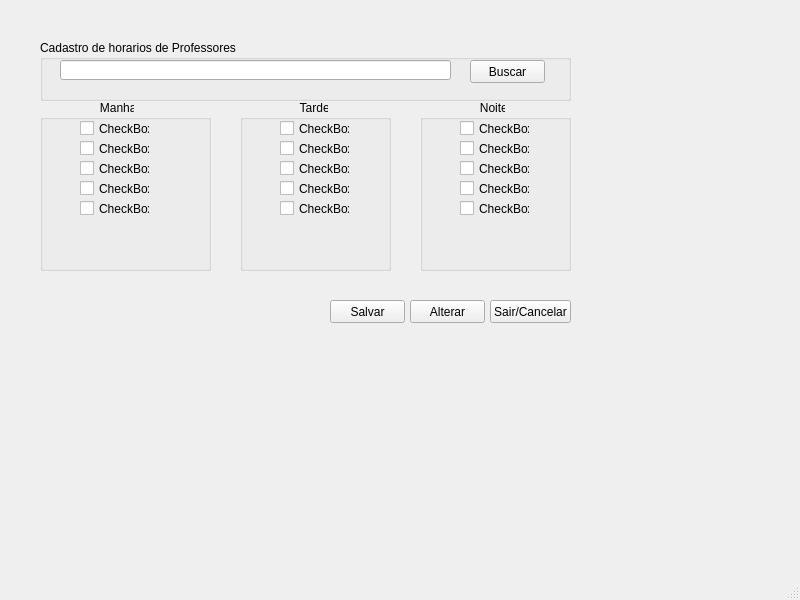
The window that Geovani/cadastrohorario.ui (UnPComp2013/Grupo5) describes before a commit, drawn with Qt 5.
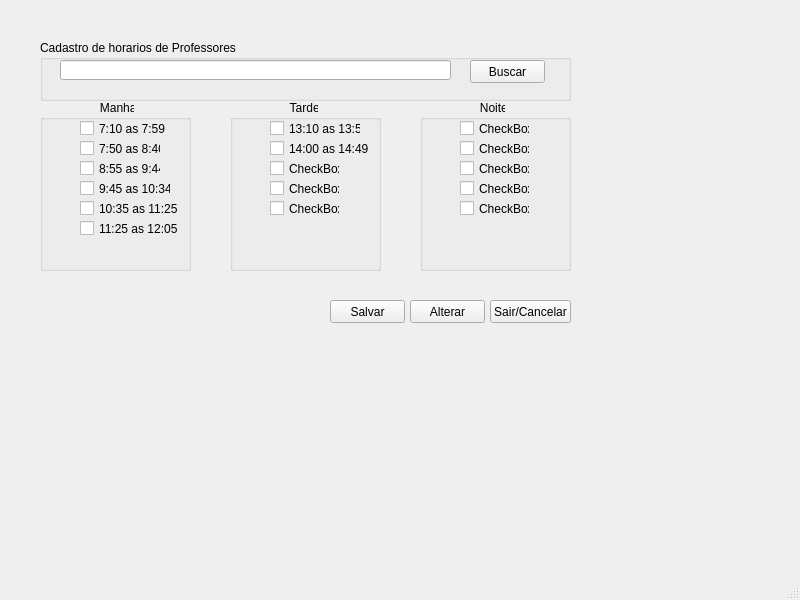
The same window after the commit.

Patch:
```diff
--- a/Geovani/cadastrohorario.ui
+++ b/Geovani/cadastrohorario.ui
@@ -19,7 +19,7 @@
      <rect>
       <x>40</x>
       <y>100</y>
-      <width>171</width>
+      <width>151</width>
       <height>171</height>
      </rect>
     </property>
@@ -31,12 +31,12 @@
       <rect>
        <x>40</x>
        <y>20</y>
-       <width>70</width>
+       <width>91</width>
        <height>17</height>
       </rect>
      </property>
      <property name="text">
-      <string>CheckBox</string>
+      <string>7:10 as 7:59</string>
      </property>
     </widget>
     <widget class="QCheckBox" name="checkBox_2">
@@ -44,12 +44,12 @@
       <rect>
        <x>40</x>
        <y>40</y>
-       <width>70</width>
+       <width>81</width>
        <height>17</height>
       </rect>
      </property>
      <property name="text">
-      <string>CheckBox</string>
+      <string>7:50 as 8:40</string>
      </property>
     </widget>
     <widget class="QCheckBox" name="checkBox_3">
@@ -57,12 +57,12 @@
       <rect>
        <x>40</x>
        <y>60</y>
-       <width>70</width>
+       <width>81</width>
        <height>17</height>
       </rect>
      </property>
      <property name="text">
-      <string>CheckBox</string>
+      <string>8:55 as 9:44</string>
      </property>
     </widget>
     <widget class="QCheckBox" name="checkBox_14">
@@ -70,12 +70,12 @@
       <rect>
        <x>40</x>
        <y>80</y>
-       <width>70</width>
+       <width>91</width>
        <height>17</height>
       </rect>
      </property>
      <property name="text">
-      <string>CheckBox</string>
+      <string>9:45 as 10:34</string>
      </property>
     </widget>
     <widget class="QCheckBox" name="checkBox_15">
@@ -83,19 +83,32 @@
       <rect>
        <x>40</x>
        <y>100</y>
-       <width>70</width>
+       <width>101</width>
        <height>17</height>
       </rect>
      </property>
      <property name="text">
-      <string>CheckBox</string>
+      <string>10:35 as 11:25</string>
+     </property>
+    </widget>
+    <widget class="QCheckBox" name="checkBox_16">
+     <property name="geometry">
+      <rect>
+       <x>40</x>
+       <y>120</y>
+       <width>101</width>
+       <height>17</height>
+      </rect>
+     </property>
+     <property name="text">
+      <string>11:25 as 12:05</string>
      </property>
     </widget>
    </widget>
    <widget class="QGroupBox" name="groupBox_2">
     <property name="geometry">
      <rect>
-      <x>240</x>
+      <x>230</x>
       <y>100</y>
       <width>151</width>
       <height>171</height>
@@ -109,12 +122,12 @@
       <rect>
        <x>40</x>
        <y>20</y>
-       <width>70</width>
+       <width>91</width>
        <height>17</height>
       </rect>
      </property>
      <property name="text">
-      <string>CheckBox</string>
+      <string>13:10 as 13:59</string>
      </property>
     </widget>
     <widget class="QCheckBox" name="checkBox_5">
@@ -122,12 +135,12 @@
       <rect>
        <x>40</x>
        <y>40</y>
-       <width>70</width>
+       <width>101</width>
        <height>17</height>
       </rect>
      </property>
      <property name="text">
-      <string>CheckBox</string>
+      <string>14:00 as 14:49</string>
      </property>
     </widget>
     <widget class="QCheckBox" name="checkBox_6">
```
